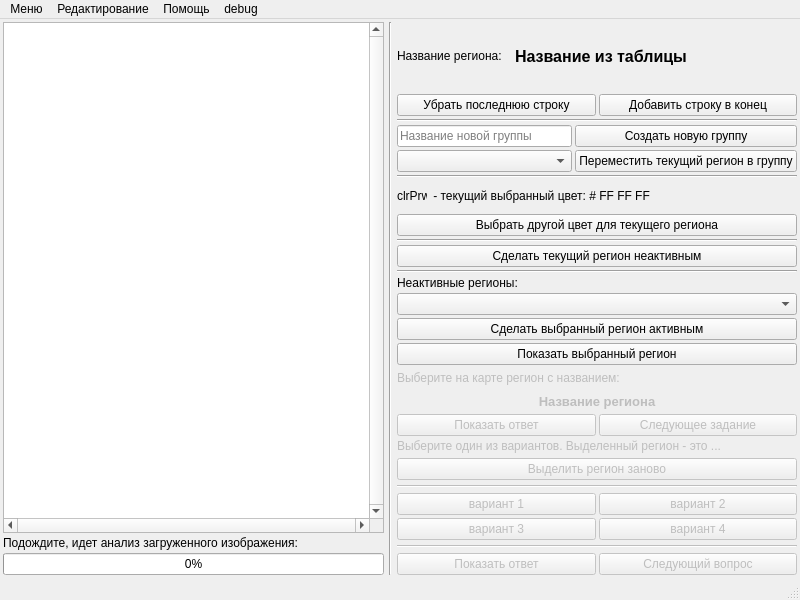
The window that mapeditor.ui (komitydev/InteractiveMapEditor) describes before a commit, drawn with Qt 5.
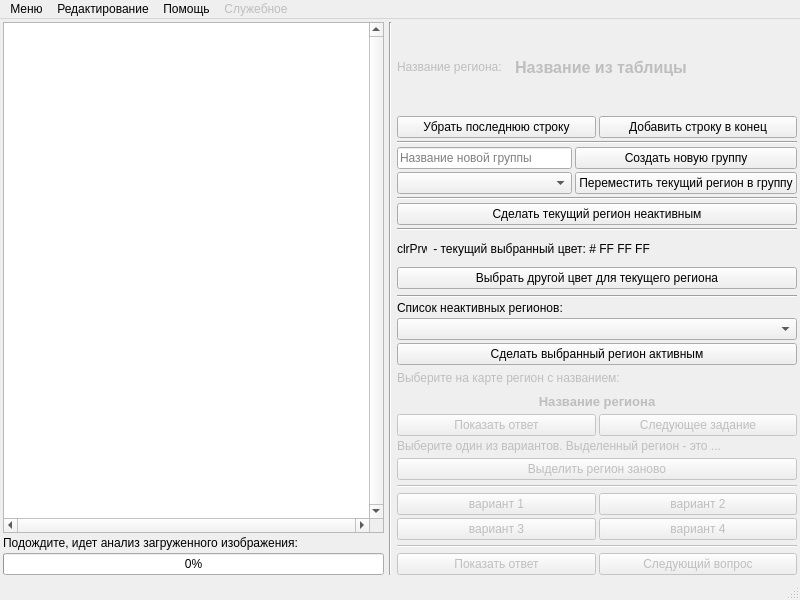
The same window after the commit. Icons and pictures are not drawn. Custom widgets are drawn as their Qt base class.

The edit to the form file:
```diff
--- a/mapeditor.ui
+++ b/mapeditor.ui
@@ -259,6 +259,9 @@
           </property>
           <item>
            <widget class="QWidget" name="regionCaptionWidget" native="true">
+            <property name="enabled">
+             <bool>false</bool>
+            </property>
             <property name="sizePolicy">
              <sizepolicy hsizetype="Preferred" vsizetype="Fixed">
               <horstretch>0</horstretch>
@@ -387,7 +390,7 @@
            </widget>
           </item>
           <item>
-           <widget class="Line" name="visualSeparator0">
+           <widget class="Line" name="visualSeparator1">
             <property name="orientation">
              <enum>Qt::Horizontal</enum>
             </property>
@@ -427,9 +430,17 @@
              </item>
              <item row="1" column="0">
               <widget class="QComboBox" name="groupList">
+               <property name="currentText">
+                <string>Список групп...</string>
+               </property>
                <property name="placeholderText">
                 <string>Список групп...</string>
                </property>
+               <item>
+                <property name="text">
+                 <string>no_group</string>
+                </property>
+               </item>
               </widget>
              </item>
              <item row="1" column="1">
@@ -449,6 +460,20 @@
             </property>
            </widget>
           </item>
+          <item>
+           <widget class="QPushButton" name="makeRegionInactive">
+            <property name="text">
+             <string>Сделать текущий регион неактивным</string>
+            </property>
+           </widget>
+          </item>
+          <item>
+           <widget class="Line" name="line_3">
+            <property name="orientation">
+             <enum>Qt::Horizontal</enum>
+            </property>
+           </widget>
+          </item>
           <item>
            <widget class="QWidget" name="colorChoiceWidget" native="true">
             <layout class="QVBoxLayout" name="verticalLayout_5">
@@ -525,17 +550,24 @@
            </widget>
           </item>
           <item>
-           <widget class="Line" name="visualSeparator1">
-            <property name="orientation">
-             <enum>Qt::Horizontal</enum>
-            </property>
-           </widget>
-          </item>
-          <item>
-           <widget class="QPushButton" name="makeRegionInactive">
-            <property name="text">
-             <string>Сделать текущий регион неактивным</string>
-            </property>
+           <widget class="QWidget" name="widget" native="true">
+            <layout class="QHBoxLayout" name="horizontalLayout_7">
+             <property name="spacing">
+              <number>3</number>
+             </property>
+             <property name="leftMargin">
+              <number>0</number>
+             </property>
+             <property name="topMargin">
+              <number>0</number>
+             </property>
+             <property name="rightMargin">
+              <number>0</number>
+             </property>
+             <property name="bottomMargin">
+              <number>0</number>
+             </property>
+            </layout>
            </widget>
           </item>
           <item>
@@ -564,9 +596,15 @@
               <number>0</number>
              </property>
              <item>
-              <widget class="QLabel" name="inactiveRegionsLabel">
+              <widget class="QLabel" name="label_2">
+               <property name="sizePolicy">
+                <sizepolicy hsizetype="Preferred" vsizetype="Preferred">
+                 <horstretch>0</horstretch>
+                 <verstretch>0</verstretch>
+                </sizepolicy>
+               </property>
                <property name="text">
-                <string>Неактивные регионы:</string>
+                <string>Список неактивных регионов:   </string>
                </property>
               </widget>
              </item>
@@ -590,13 +628,6 @@
                </property>
               </widget>
              </item>
-             <item>
-              <widget class="QPushButton" name="showInactiveRegion">
-               <property name="text">
-                <string>Показать выбранный регион</string>
-               </property>
-              </widget>
-             </item>
             </layout>
            </widget>
           </item>
@@ -934,8 +965,11 @@
     <addaction name="loadSourceImage"/>
    </widget>
    <widget class="QMenu" name="menudebug">
+    <property name="enabled">
+     <bool>false</bool>
+    </property>
     <property name="title">
-     <string>debug</string>
+     <string>Служебное</string>
     </property>
     <addaction name="actiondelete_table_from_map_class"/>
     <addaction name="actionresize_context"/>
```
Left out of the diff: 29 changed lines with no effect on the pictures.
